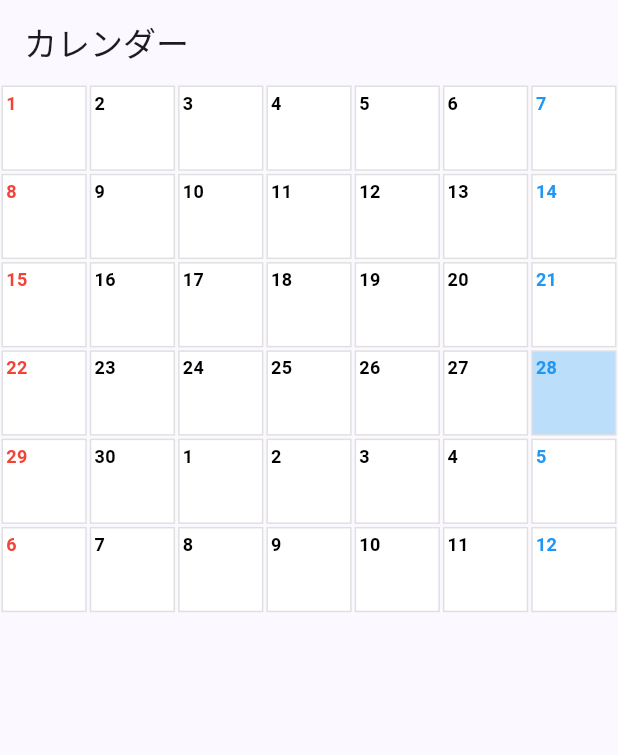
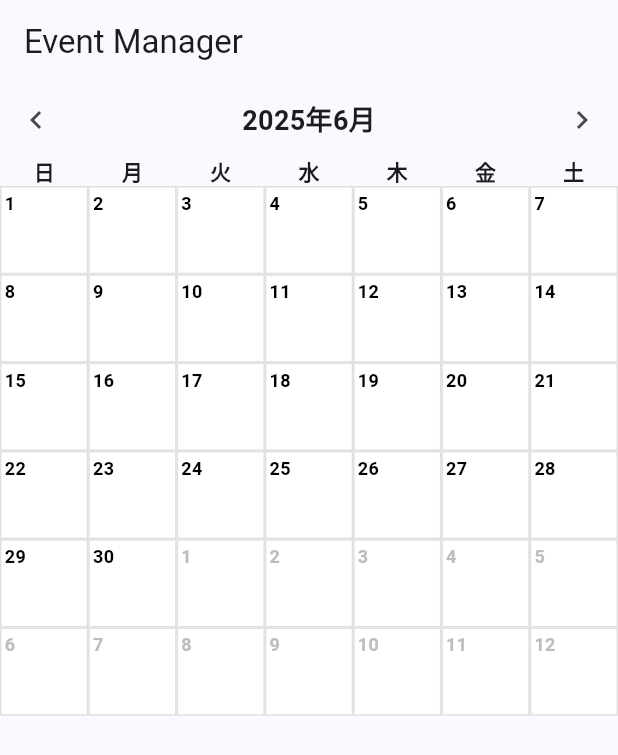
Before and after one commit to raikiri-jp/event_manager, a Flutter app: the screen it shows after launch, on a phone screen of 412 x 824 dp. Shown: the top 755 px of the screen. Run offline on Flutter 3.47's test engine with Material 3 defaults, Android fonts, the light colour scheme and no system bars; our stand-ins replace flutter_riverpod, isar; missing offline and left inert: rrule; accounts and stored records are empty; generated files the repository leaves out were written again.

Commit message:
詳細画面作成

```diff
--- a/lib/features/calendar/calendar_screen.dart
+++ b/lib/features/calendar/calendar_screen.dart
@@ -1,30 +1,17 @@
-import 'package:event_manager/features/calendar/event_list_screen.dart';
 import 'package:event_manager/features/calendar/widgets/custom_calendar.dart';
 import 'package:flutter/material.dart';
 
-class CalendarScreen extends StatefulWidget {
+class CalendarScreen extends StatelessWidget {
   const CalendarScreen({super.key});
-
-  @override
-  State<CalendarScreen> createState() => _CalendarScreenState();
-}
-
-class _CalendarScreenState extends State<CalendarScreen> {
-  DateTime _focusedMonth = DateTime.now();
 
   @override
   Widget build(BuildContext context) {
     return Scaffold(
-      appBar: AppBar(title: const Text('カレンダー')),
+      appBar: AppBar(title: const Text('Event Manager')),
       body: CustomCalendar(
-        focusedMonth: _focusedMonth,
-        onDateTap: (date) {
-          Navigator.push(
-            context,
-            MaterialPageRoute(
-              builder: (_) => EventListScreen(selectedDate: date),
-            ),
-          );
+        initialMonth: DateTime.now(),
+        onDateTap: (selectedDate) {
+          // ここで詳細画面に遷移など
         },
       ),
     );
--- a/lib/features/calendar/event_list_screen.dart
+++ b/lib/features/calendar/event_list_screen.dart
@@ -1,3 +1,4 @@
+import 'package:event_manager/screens/event_detail_screen.dart';
 import 'package:flutter/material.dart';
 import 'package:intl/intl.dart';
 
@@ -31,11 +32,22 @@ class EventListScreen extends StatelessWidget {
             itemCount: events.length,
             itemBuilder: (context, index) {
               final event = events[index];
+              final dateFormat = DateFormat('HH:mm');
+              final start = dateFormat.format(event.start);
+              final end = dateFormat.format(event.end);
               return ListTile(
                 title: Text(event.title),
-                subtitle: Text(DateFormat('HH:mm').format(event.start)),
+                subtitle: Text('$start - $end'),
                 onTap: () {
-                  // TODO: 編集画面へ遷移（後ほど実装）
+                  Navigator.push(
+                    context,
+                    MaterialPageRoute(
+                      builder: (_) => EventDetailScreen(
+                        instanceId: event.id,
+                        occurrenceDate: event.start,
+                      ),
+                    ),
+                  );
                 },
               );
             },
--- a/lib/features/calendar/widgets/custom_calendar.dart
+++ b/lib/features/calendar/widgets/custom_calendar.dart
@@ -1,16 +1,13 @@
-import 'package:event_manager/features/calendar/widgets/calendar_cell.dart';
 import 'package:event_manager/models/event.dart';
-import 'package:event_manager/services/event_service.dart';
 import 'package:flutter/material.dart';
-import 'package:intl/intl.dart';
 
 class CustomCalendar extends StatefulWidget {
-  final DateTime focusedMonth;
+  final DateTime initialMonth;
   final Function(DateTime) onDateTap;
 
   const CustomCalendar({
     super.key,
-    required this.focusedMonth,
+    required this.initialMonth,
     required this.onDateTap,
   });
 
@@ -19,84 +16,135 @@ class CustomCalendar extends StatefulWidget {
 }
 
 class _CustomCalendarState extends State<CustomCalendar> {
-  final _eventService = EventService();
-  Map<String, List<Event>> _eventsByDay = {};
+  late DateTime _focusedMonth;
 
   @override
   void initState() {
     super.initState();
-    _loadEvents();
+    _focusedMonth = widget.initialMonth;
   }
 
-  @override
-  void didUpdateWidget(CustomCalendar oldWidget) {
-    super.didUpdateWidget(oldWidget);
-    if (!isSameMonth(widget.focusedMonth, oldWidget.focusedMonth)) {
-      _loadEvents();
-    }
+  void _goToPreviousMonth() {
+    setState(() {
+      _focusedMonth = DateTime(_focusedMonth.year, _focusedMonth.month - 1);
+    });
   }
 
-  bool isSameMonth(DateTime a, DateTime b) {
-    return a.year == b.year && a.month == b.month;
-  }
-
-  Future<void> _loadEvents() async {
-    final start = DateTime(
-      widget.focusedMonth.year,
-      widget.focusedMonth.month,
-      1,
-    );
-    final end = DateTime(
-      widget.focusedMonth.year,
-      widget.focusedMonth.month + 1,
-      0,
-    );
-    final days = List.generate(end.day, (i) => start.add(Duration(days: i)));
-
-    final Map<String, List<Event>> result = {};
-
-    for (final day in days) {
-      final events = await _eventService.getEventsForDate(day);
-      result[DateFormat('yyyy-MM-dd').format(day)] = events;
-    }
-
+  void _goToNextMonth() {
     setState(() {
-      _eventsByDay = result;
+      _focusedMonth = DateTime(_focusedMonth.year, _focusedMonth.month + 1);
     });
   }
 
   DateTime _getDateForIndex(int index) {
-    final firstDay = DateTime(
-      widget.focusedMonth.year,
-      widget.focusedMonth.month,
+    final firstDayOfMonth = DateTime(
+      _focusedMonth.year,
+      _focusedMonth.month,
       1,
     );
-    final weekdayOffset = firstDay.weekday % 7; // 0: Sunday
-    return firstDay
+    final weekdayOffset = (firstDayOfMonth.weekday % 7); // Sunday == 0
+    return firstDayOfMonth
         .subtract(Duration(days: weekdayOffset))
         .add(Duration(days: index));
+  }
+
+  List<Event> getEventsForDay(DateTime date) {
+    // 仮実装：今は空のリストを返す
+    return [];
   }
 
   @override
   Widget build(BuildContext context) {
     return Column(
       children: [
-        // ヘッダーなど省略
+        // 月ヘッダー + 月切替ボタン
+        Row(
+          mainAxisAlignment: MainAxisAlignment.spaceBetween,
+          children: [
+            IconButton(
+              icon: const Icon(Icons.chevron_left),
+              onPressed: _goToPreviousMonth,
+            ),
+            Text(
+              '${_focusedMonth.year}年${_focusedMonth.month}月',
+              style: const TextStyle(fontSize: 18, fontWeight: FontWeight.bold),
+            ),
+            IconButton(
+              icon: const Icon(Icons.chevron_right),
+              onPressed: _goToNextMonth,
+            ),
+          ],
+        ),
+
+        // 曜日ヘッダー
+        Row(
+          mainAxisAlignment: MainAxisAlignment.spaceAround,
+          children: ['日', '月', '火', '水', '木', '金', '土'].map((label) {
+            return Expanded(
+              child: Center(
+                child: Text(
+                  label,
+                  style: const TextStyle(fontWeight: FontWeight.bold),
+                ),
+              ),
+            );
+          }).toList(),
+        ),
+
+        // カレンダー本体
         Expanded(
           child: GridView.builder(
             gridDelegate: const SliverGridDelegateWithFixedCrossAxisCount(
               crossAxisCount: 7,
               childAspectRatio: 1.0,
             ),
-            itemCount: 42,
+            itemCount: 42, // 最大6週分
             itemBuilder: (context, index) {
               final date = _getDateForIndex(index);
-              final key = DateFormat('yyyy-MM-dd').format(date);
-              final events = _eventsByDay[key] ?? [];
-              return CalendarCell(
-                date: date,
-                events: events,
-                onDateTap: () => widget.onDateTap(date),
+              final events = getEventsForDay(date);
+
+              return GestureDetector(
+                onTap: () => widget.onDateTap(date),
+                child: Container(
+                  decoration: BoxDecoration(
+                    border: Border.all(color: Colors.grey.shade300),
+                    color: Colors.white,
+                  ),
+                  padding: const EdgeInsets.all(2),
+                  child: Column(
+                    crossAxisAlignment: CrossAxisAlignment.start,
+                    children: [
+                      Text(
+                        '${date.day}',
+                        style: TextStyle(
+                          fontSize: 12,
+                          fontWeight: FontWeight.bold,
+                          color: date.month == _focusedMonth.month
+                              ? Colors.black
+                              : Colors.grey.shade400,
+                        ),
+                      ),
+                      ...events
+                          .take(3)
+                          .map(
+                            (event) => Text(
+                              event.title,
+                              style: const TextStyle(fontSize: 8),
+                              maxLines: 1,
+                              overflow: TextOverflow.ellipsis,
+                            ),
+                          ),
+                      if (events.length > 3)
+                        Text(
+                          '+${events.length - 3}件',
+                          style: TextStyle(
+                            fontSize: 8,
+                            color: Colors.grey.shade600,
+                          ),
+                        ),
+                    ],
+                  ),
+                ),
               );
             },
           ),
```
Also changed, not shown: lib/screens/event_detail_screen.dart (added, +81 -0 lines).
